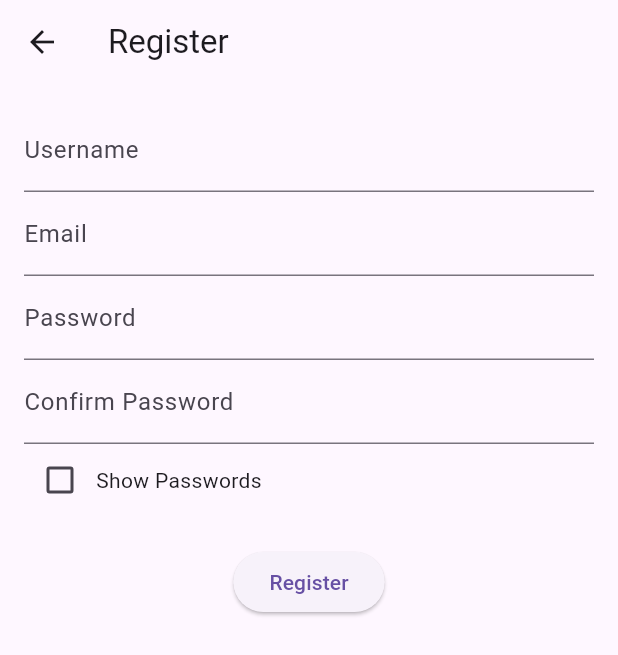
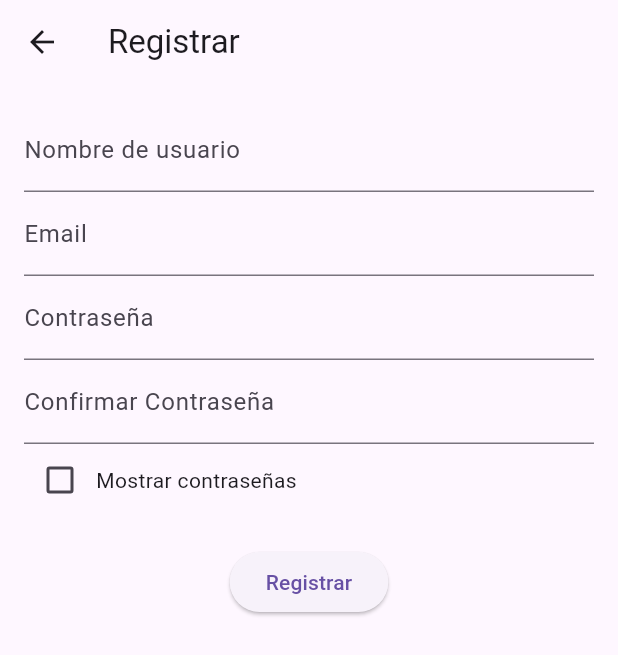
Before and after one commit to mario199764/user_contacts_app, a Flutter app: the RegisterScreen screen opened by its route, on a phone screen of 412 x 824 dp. Shown: the top 655 px of the screen. Run offline on Flutter 3.47's test engine with Material 3 defaults, Android fonts, the light colour scheme and no system bars; our stand-ins replace image_picker, shared_preferences, sqflite, sqflite_common_ffi; accounts and stored records are empty.

Commit message:
several updates

```diff
--- a/lib/providers/auth_provider.dart
+++ b/lib/providers/auth_provider.dart
@@ -42,8 +42,8 @@ class AuthProvider extends ChangeNotifier {
     _isAuthenticated = false;
     _email = null;
     _username = null;
-    _avatar = null; // Limpiar avatar
-    await _sessionManager.clearSession(); // Borrar sesión
+    _avatar = null;
+    await _sessionManager.clearSession();
     notifyListeners();
   }
 
--- a/lib/screens/login_screen.dart
+++ b/lib/screens/login_screen.dart
@@ -43,7 +43,7 @@ class _LoginScreenState extends State<LoginScreen> {
 
     return Scaffold(
       appBar: AppBar(
-        title: const Text('Login'),
+        title: const Text('Ingreso'),
       ),
       body: Padding(
         padding: const EdgeInsets.all(16.0),
@@ -57,18 +57,18 @@ class _LoginScreenState extends State<LoginScreen> {
                 keyboardType: TextInputType.emailAddress,
                 validator: (value) {
                   if (value == null || value.isEmpty || !value.contains('@')) {
-                    return 'Please enter a valid email';
+                    return 'Por favor introduce un email válido';
                   }
                   return null;
                 },
               ),
               TextFormField(
                 controller: _passwordController,
-                decoration: const InputDecoration(labelText: 'Password'),
+                decoration: const InputDecoration(labelText: 'Contraseña'),
                 obscureText: true,
                 validator: (value) {
                   if (value == null || value.isEmpty) {
-                    return 'Please enter your password';
+                    return 'Por favor ingrese su contraseña';
                   }
                   return null;
                 },
@@ -86,7 +86,8 @@ class _LoginScreenState extends State<LoginScreen> {
                             Navigator.pushReplacementNamed(context, '/user');
                           } else {
                             ScaffoldMessenger.of(context).showSnackBar(
-                              SnackBar(content: Text('Invalid credentials')),
+                              SnackBar(
+                                  content: Text('Credenciales no válidas')),
                             );
                           }
                         }
--- a/lib/screens/register_screen.dart
+++ b/lib/screens/register_screen.dart
@@ -1,3 +1,5 @@
+// ignore_for_file: use_build_context_synchronously
+
 import 'package:flutter/material.dart';
 import '../services/database_service.dart';
 
@@ -28,11 +30,11 @@ class _RegisterScreenState extends State<RegisterScreen> {
   String? validateUsername(String? value) {
     final usernameRegex = RegExp(r'^[a-zA-Z]+$');
     if (value == null || value.isEmpty) {
-      return 'Username is required';
+      return 'El nombre de usuario es obligatorio';
     } else if (value.length < 4 || value.length > 50) {
-      return 'Username must be between 4 and 50 characters';
+      return 'El nombre de usuario debe tener entre 4 y 50 caracteres';
     } else if (!usernameRegex.hasMatch(value)) {
-      return 'Username can only contain letters';
+      return 'El nombre de usuario solo puede contener letras';
     }
     return null;
   }
@@ -41,11 +43,11 @@ class _RegisterScreenState extends State<RegisterScreen> {
     final emailRegex =
         RegExp(r'^[a-zA-Z0-9._%+-]+@[a-zA-Z0-9.-]+\.[a-zA-Z]{2,}$');
     if (value == null || value.isEmpty) {
-      return 'Email is required';
+      return 'Email es requerido';
     } else if (value.length < 6 || value.length > 50) {
-      return 'Email must be between 6 and 50 characters';
+      return 'Email debe tener entre 6 y 50 caracteres';
     } else if (!emailRegex.hasMatch(value)) {
-      return 'Please enter a valid email address';
+      return 'Introduzca email válida';
     }
     return null;
   }
@@ -54,43 +56,41 @@ class _RegisterScreenState extends State<RegisterScreen> {
     final passwordRegex =
         RegExp(r'^(?=.*[a-z])(?=.*[A-Z])(?=.*\d)(?=.*[!@#\$&*~]).{10,60}$');
     if (value == null || value.isEmpty) {
-      return 'Password is required';
+      return 'La contraseña es requerida';
     } else if (value.length < 10 || value.length > 60) {
-      return 'Password must be between 10 and 60 characters';
+      return 'La contraseña debe tener entre 10 y 60 caracteres';
     } else if (!passwordRegex.hasMatch(value)) {
-      return 'Password must contain upper, lower, number, and special character';
+      return 'La contraseña debe contener caracteres superiores, inferiores, numéricos y especiales';
     }
     return null;
   }
 
   String? validateConfirmPassword(String? value) {
     if (value == null || value.isEmpty) {
-      return 'Please confirm your password';
+      return 'Por favor confirme su contraseña';
     } else if (value != _passwordController.text) {
-      return 'Passwords do not match';
+      return 'Las contraseñas no coinciden';
     }
     return null;
   }
 
   Future<void> _submitForm() async {
     if (_formKey.currentState!.validate()) {
-      // Crear el usuario como un Map
       Map<String, dynamic> user = {
         'username': _usernameController.text,
         'email': _emailController.text,
         'password': _passwordController.text,
       };
 
-      // Intentar agregar el usuario a la base de datos
       int result = await _databaseService.addUser(user);
 
       if (result != -1) {
-        // Registro exitoso, navegar a la pantalla de login
         Navigator.pushReplacementNamed(context, '/');
       } else {
-        // Error al registrar el usuario
         ScaffoldMessenger.of(context).showSnackBar(
-          SnackBar(content: Text('Error registering user. Please try again.')),
+          const SnackBar(
+              content: Text(
+                  'Error al registrar usuario. Por favor inténtalo de nuevo.')),
         );
       }
     }
@@ -100,7 +100,7 @@ class _RegisterScreenState extends State<RegisterScreen> {
   Widget build(BuildContext context) {
     return Scaffold(
       appBar: AppBar(
-        title: const Text('Register'),
+        title: const Text('Registrar'),
       ),
       body: Padding(
         padding: const EdgeInsets.all(16.0),
@@ -110,7 +110,8 @@ class _RegisterScreenState extends State<RegisterScreen> {
             children: [
               TextFormField(
                 controller: _usernameController,
-                decoration: const InputDecoration(labelText: 'Username'),
+                decoration:
+                    const InputDecoration(labelText: 'Nombre de usuario'),
                 validator: validateUsername,
               ),
               TextFormField(
@@ -121,14 +122,14 @@ class _RegisterScreenState extends State<RegisterScreen> {
               ),
               TextFormField(
                 controller: _passwordController,
-                decoration: const InputDecoration(labelText: 'Password'),
+                decoration: const InputDecoration(labelText: 'Contraseña'),
                 obscureText: !_isPasswordVisible,
                 validator: validatePassword,
               ),
               TextFormField(
                 controller: _confirmPasswordController,
                 decoration:
-                    const InputDecoration(labelText: 'Confirm Password'),
+                    const InputDecoration(labelText: 'Confirmar Contraseña'),
                 obscureText: !_isPasswordVisible,
                 validator: validateConfirmPassword,
               ),
@@ -142,13 +143,13 @@ class _RegisterScreenState extends State<RegisterScreen> {
                       });
                     },
                   ),
-                  const Text('Show Passwords'),
+                  const Text('Mostrar contraseñas'),
                 ],
               ),
               const SizedBox(height: 20),
               ElevatedButton(
                 onPressed: _submitForm,
-                child: const Text('Register'),
+                child: const Text('Registrar'),
               ),
             ],
           ),
--- a/lib/services/database_service.dart
+++ b/lib/services/database_service.dart
@@ -94,8 +94,7 @@ class DatabaseService {
     );
 
     if (result.isNotEmpty) {
-      return result
-          .first; // Retorna el primer resultado (que contiene username, email y password)
+      return result.first;
     }
     return null;
   }
```
Also changed, not shown: lib/screens/user_screen.dart (+21 -19 lines), lib/models/user.dart (deleted), lib/services/local_storage_service.dart (deleted).
